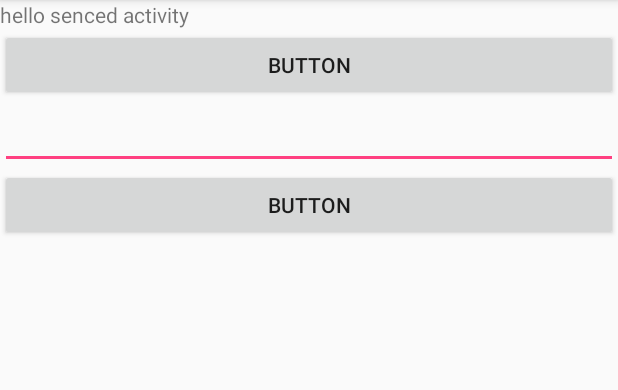
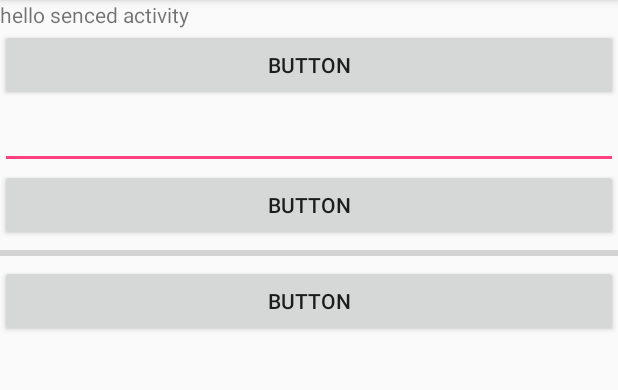
Before and after one commit to tsmtsm-zz/SuccessRoad, an Android app: the screen it shows after launch (Main2Activity), after a tap on "OPEN THE TEL", on a phone screen of 412 x 824 dp, the part 84-474 px from its top. Run offline under Robolectric (Android 15) with nearby library versions, the phone set to English and light mode, and no system bars.

Commit message:
first commit.

```diff
--- a/app/src/main/java/com/tsm/successroad/Main2Activity.java
+++ b/app/src/main/java/com/tsm/successroad/Main2Activity.java
@@ -7,12 +7,19 @@ import android.util.Log;
 import android.view.View;
 import android.widget.Button;
 import android.widget.EditText;
+import android.widget.ProgressBar;
 import android.widget.TextView;
 import android.widget.Toast;
+
+import java.text.Format;
+import java.util.Formattable;
 
 public class Main2Activity extends AppCompatActivity implements View.OnClickListener {
     private static final String TAG = "Main2Activity";
     private EditText et;
+    private ProgressBar pb;
+    private  int progress;
+    private int text =10;
 
     @Override
     protected void onCreate(Bundle savedInstanceState) {
@@ -21,18 +28,53 @@ public class Main2Activity extends AppCompatActivity implements View.OnClickList
         setContentView(R.layout.secendactivity);
         final Intent intent = getIntent();
         String data = intent.getStringExtra("extra_data");
+      //  if (savedInstanceState != null)
+      //      progress = savedInstanceState.getInt("progress");
+      //  else
+      //      progress = 0;
         TextView textView = (TextView)findViewById(R.id.textView);
         textView.setText(data);
-
+       // text =100;
         Button button = (Button)findViewById(R.id.button);
         button.setOnClickListener(this);
 
         Button button2 = (Button)findViewById(R.id.button2);
         button2.setOnClickListener(this);
 
+        Button button3 = (Button)findViewById(R.id.button3);
+        button3.setOnClickListener(this);
+
         et = (EditText)findViewById(R.id.et);
+        pb = (ProgressBar) findViewById(R.id.progressbar);
+        pb.setProgress(progress);
+
+        Log.d(TAG, "onCreate: ");
 
 
+
+    }
+
+    @Override
+    protected void onPause() {
+        super.onPause();
+        progress = pb.getProgress();
+        String s = String.format("%d",progress);
+        Log.d(TAG, "onPause: "+s);
+    }
+
+    @Override
+    protected void onResume() {
+        super.onResume();
+        pb.setProgress(progress);
+        String s = String.format("%d",progress);
+        Log.d(TAG, "onResume: "+s);
+    }
+
+    @Override
+    protected void onSaveInstanceState(Bundle outState) {
+        super.onSaveInstanceState(outState);
+        outState.putInt("progress",pb.getProgress());
+        Log.d(TAG, "onSaveInstanceState: ");
 
     }
 
@@ -50,6 +92,12 @@ public class Main2Activity extends AppCompatActivity implements View.OnClickList
                 String string = et.getText().toString();
                 Toast.makeText(this, string,Toast.LENGTH_LONG).show();
                 break;
+            case R.id.button3:
+                 progress = pb.getProgress();
+                progress += 10;
+                pb.setProgress(progress);
+                text -= 40;
+                break;
             default:
                 break;
 
--- a/app/src/main/res/layout/secendactivity.xml
+++ b/app/src/main/res/layout/secendactivity.xml
@@ -25,4 +25,15 @@
         android:layout_width="match_parent"
         android:layout_height="wrap_content"
         android:id="@+id/button2"/>
+    <ProgressBar
+        android:layout_width="match_parent"
+        android:layout_height="wrap_content"
+        android:id="@+id/progressbar"
+        style="@android:style/Widget.DeviceDefault.Light.ProgressBar.Horizontal"
+        android:max="100"/>
+    <Button
+        android:text="Button"
+        android:layout_width="match_parent"
+        android:layout_height="wrap_content"
+        android:id="@+id/button3"/>
 </LinearLayout>
```
